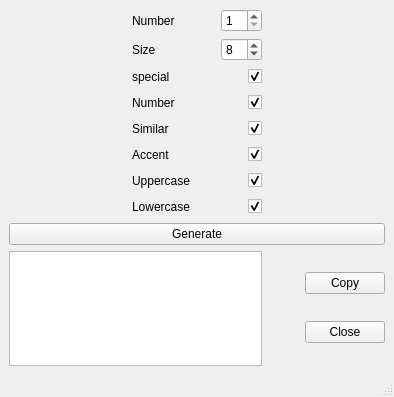
This is src/gui/passeratorgui.ui in floballand/py_password as Qt 5 draws it before an edit. The edited form follows.
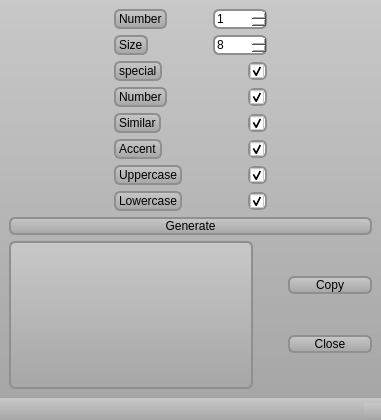
This is the edited form.

Commit message: add qt style

The edit to the form file:
```diff
--- a/src/gui/passeratorgui.ui
+++ b/src/gui/passeratorgui.ui
@@ -6,13 +6,62 @@
    <rect>
     <x>0</x>
     <y>0</y>
-    <width>394</width>
-    <height>397</height>
+    <width>381</width>
+    <height>420</height>
    </rect>
   </property>
+  <property name="sizePolicy">
+   <sizepolicy hsizetype="Preferred" vsizetype="Preferred">
+    <horstretch>0</horstretch>
+    <verstretch>0</verstretch>
+   </sizepolicy>
+  </property>
   <property name="windowTitle">
    <string>PasseratorG</string>
   </property>
+  <property name="styleSheet">
+   <string notr="true">QWidget{
+     background-color: qlineargradient(x1: 0, y1: 0, x2: 0, y2: 1,  stop: 0  rgb(200, 200, 200), stop: 1 rgb(166, 166, 166));
+}
+
+ QPushButton {
+     border: 2px solid #8f8f91;
+     border-radius: 6px;
+     background-color: qlineargradient(x1: 0, y1: 0, x2: 0, y2: 1,
+                                       stop: 0 #f6f7fa, stop: 1 #dadbde);
+     min-width: 80px;
+ }
+ QCheckBox {
+	background-color:white;
+     spacing: 1px;
+     border: 2px solid #8f8f91;
+     border-radius: 6px;
+ }
+
+ QLabel {
+     spacing: 1px;
+     border: 2px solid #8f8f91;
+     border-radius: 6px;
+ }
+
+ QTextEdit {
+     background-color: qlineargradient(x1: 0, y1: 0, x2: 0, y2: 1,
+                                       stop: 0 rgb(154, 248, 1), stop: 1 #81c200);
+     background-attachment: scroll;
+     border: 2px solid #8f8f91;
+     border-radius: 6px;
+ }
+ QSpinBox {
+	background-color:white;
+     padding-right: 15px;
+     border: 2px solid #8f8f91;
+     border-radius: 6px;
+ }
+</string>
+  </property>
+  <property name="dockOptions">
+   <set>QMainWindow::AllowTabbedDocks|QMainWindow::AnimatedDocks</set>
+  </property>
   <widget class="QWidget" name="centralwidget">
    <layout class="QVBoxLayout" name="verticalLayout_2">
     <item>
@@ -379,7 +428,11 @@
     </item>
    </layout>
   </widget>
-  <widget class="QStatusBar" name="statusbar"/>
+  <widget class="QStatusBar" name="statusbar">
+   <property name="sizeGripEnabled">
+    <bool>true</bool>
+   </property>
+  </widget>
  </widget>
  <tabstops>
   <tabstop>spNumber</tabstop>
```
Left out of the diff: 7 changed lines with no effect on the pictures.
